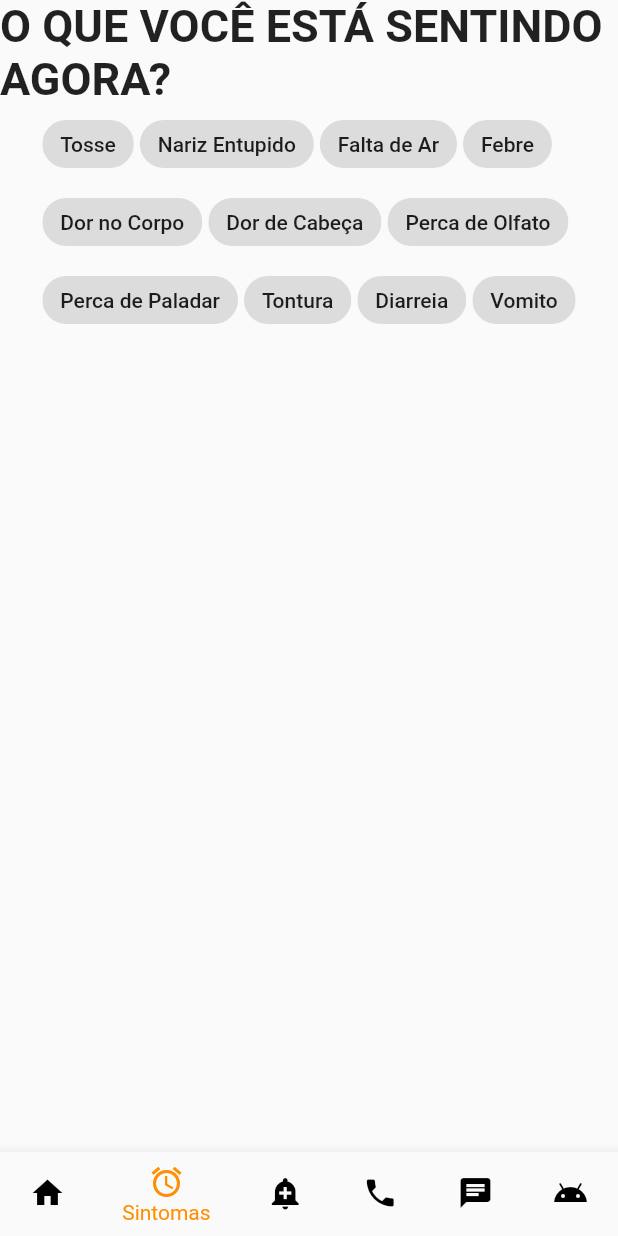
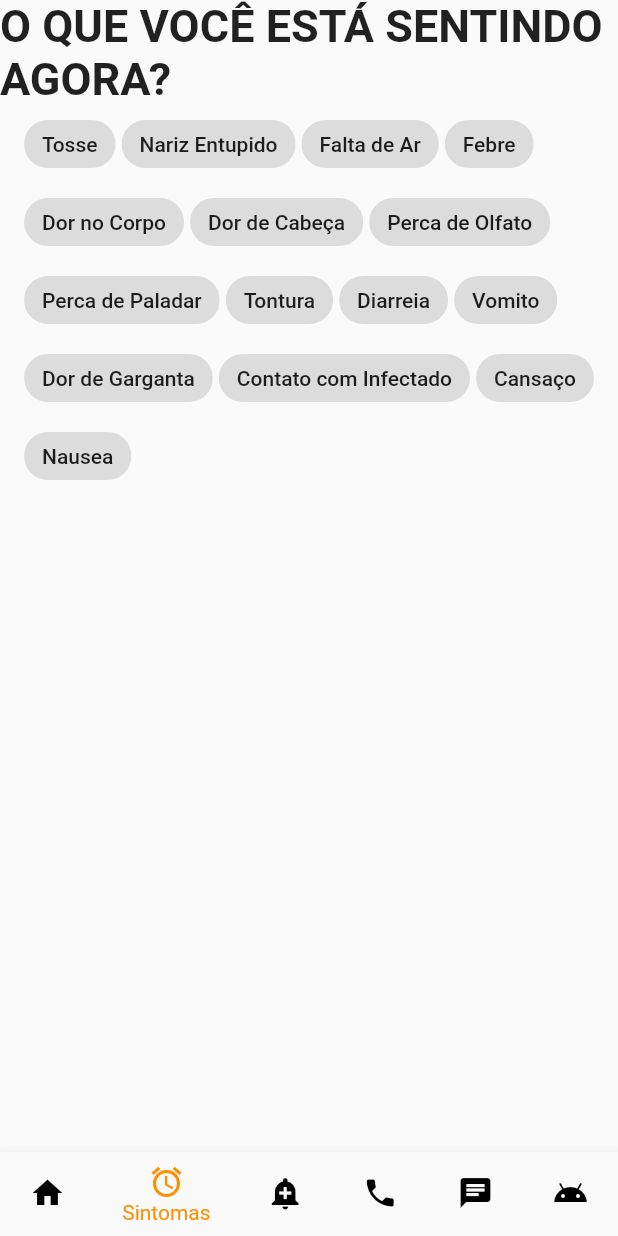
Before and after one commit to InfiniBrains/covid-app, a Flutter app: the AppBody screen opened by its route, item 2 of the bottom bar chosen, on a phone screen of 412 x 824 dp. Run offline on Flutter 3.47's test engine with Material 2 defaults, Android fonts, the phone set to English and light mode, and no system bars; our stand-ins replace geolocator; missing offline and left inert: cpfcnpj; network calls fail.

```diff
--- a/lib/views/appBody.dart
+++ b/lib/views/appBody.dart
@@ -5,6 +5,7 @@ import 'package:covidapp/controllers/routes.dart';
 import 'package:covidapp/models/form.dart';
 import 'package:covidapp/models/user.dart';
 import 'package:flutter/material.dart';
+import 'package:covidapp/controllers/api.dart';
 
 class AppBody extends StatefulWidget {
 
@@ -42,6 +43,11 @@ class _AppBody extends State<AppBody> {
     symptoms.dizziness = sint['Tontura'];
     symptoms.diarrhea = sint['Diarreia'];
     symptoms.vomit = sint['Vomito'];
+    symptoms.throatProblems = sint['Dor de Garganta'];
+    symptoms.exposed = sint['Contato com Infectado'];
+    symptoms.tiredness = sint['Cansaço'];
+    symptoms.nausea = sint['Nausea'];
+    Request.postSymptoms(symptoms);
 
   }
 
@@ -58,6 +64,10 @@ class _AppBody extends State<AppBody> {
     'Tontura': false,
     'Diarreia': false,
     'Vomito': false,
+    'Dor de Garganta': false,
+    'Contato com Infectado': false,
+    'Cansaço': false,
+    'Nausea': false,
 
   };
 
@@ -131,7 +141,6 @@ class _AppBody extends State<AppBody> {
                   : selectedChoices.add('${k}');
               sint['${k}'] = selected;
               sintomas();
-              print(sint);
             });
           },
         ),
```
Also changed, not shown: lib/controllers/api.dart (+16 -3 lines), 1 other file.
